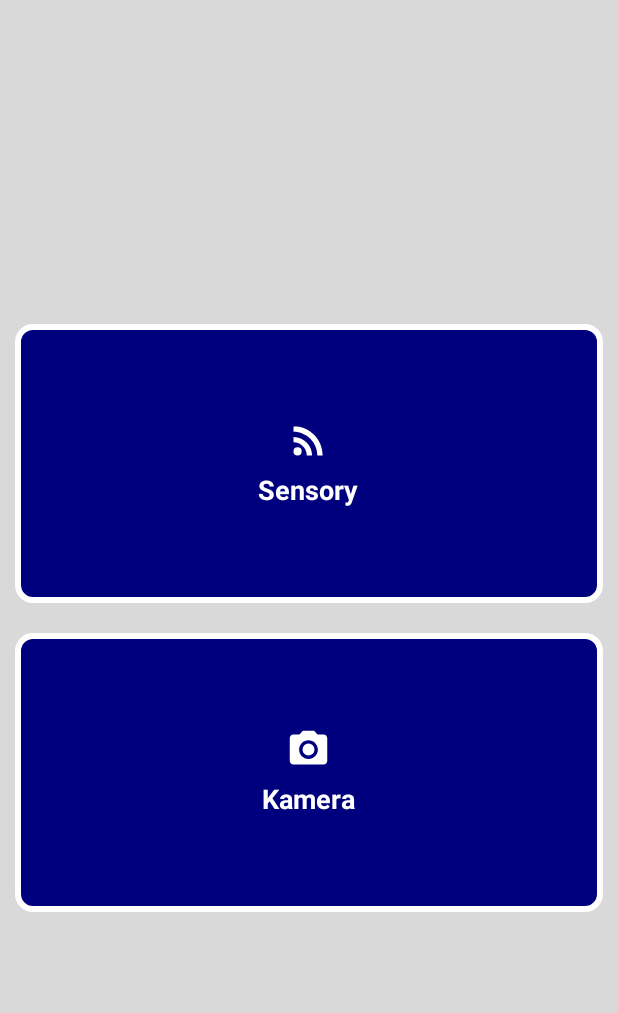
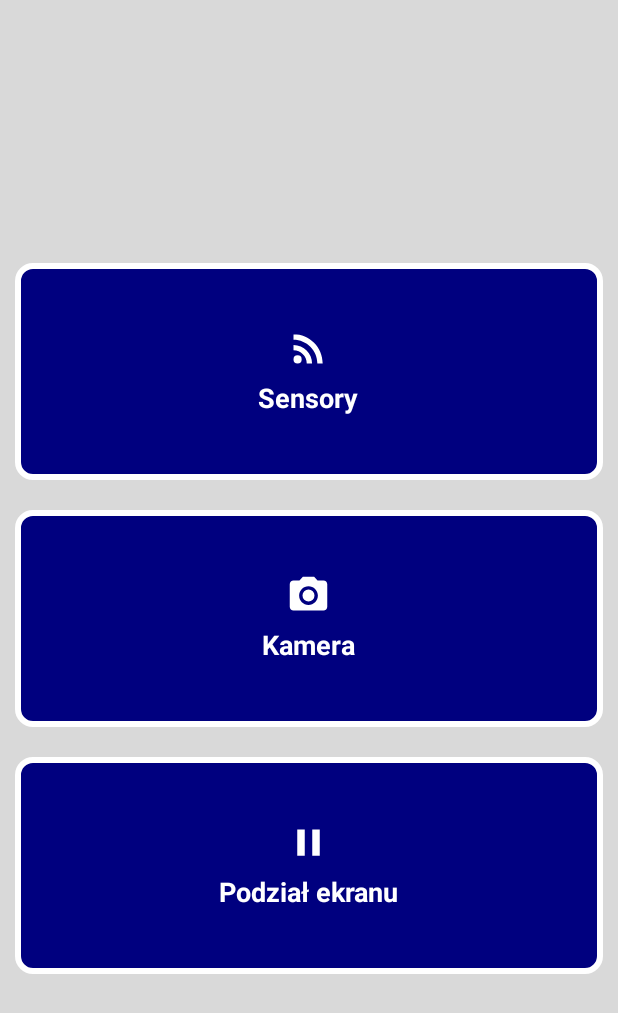
Before and after one commit to darekAsz/ProjektMAM, an Android app: the screen it shows after launch (MainActivity), after a tap on "Kamera", on a phone screen of 412 x 824 dp. Shown: the top 1013 px of the screen. Run offline under Robolectric (Android 15) with nearby library versions, the phone set to English and light mode, and no system bars.

Commit message:
Przycisk do podziału ekranu

```diff
--- a/app/src/main/java/com/example/dasztemb/mamprojekt/MainActivity.java
+++ b/app/src/main/java/com/example/dasztemb/mamprojekt/MainActivity.java
@@ -40,6 +40,8 @@ public class MainActivity extends AppCompatActivity {
                 break;
             case R.id.layoutCamera:
                 break;
+            case R.id.layoutVR:
+                break;
         }
     };
 }
--- /dev/null
+++ b/app/src/main/res/drawable/ic_split_screen.xml
@@ -0,0 +1,5 @@
+<vector android:height="30dp" android:tint="#FFFFFF"
+    android:viewportHeight="24.0" android:viewportWidth="24.0"
+    android:width="30dp" xmlns:android="http://schemas.android.com/apk/res/android">
+    <path android:fillColor="#FF000000" android:pathData="M6,19h4L10,5L6,5v14zM14,5v14h4L18,5h-4z"/>
+</vector>
--- a/app/src/main/res/layout/activity_main.xml
+++ b/app/src/main/res/layout/activity_main.xml
@@ -61,6 +61,28 @@
     </LinearLayout>
 
     <LinearLayout
+        android:id="@+id/layoutVR"
+        style="@style/MainMenuButtonLayout"
+        android:layout_weight="2"
+        android:layout_width="match_parent"
+        android:layout_height="match_parent"
+        android:orientation="vertical">
+
+        <ImageView
+            android:id="@+id/imageViewVR"
+            style="@style/MainMenuButtonImage"
+            android:layout_width="wrap_content"
+            android:layout_height="wrap_content"
+            android:src="@drawable/ic_split_screen" />
+
+        <TextView
+            style="@style/MainMenuButtonText"
+            android:layout_width="wrap_content"
+            android:layout_height="wrap_content"
+            android:text="@string/main_menu_split_screen" />
+    </LinearLayout>
+
+    <LinearLayout
         android:layout_weight="2"
         android:layout_width="match_parent"
         android:layout_height="match_parent"
--- a/app/src/main/res/values/strings.xml
+++ b/app/src/main/res/values/strings.xml
@@ -4,7 +4,7 @@
 
     <string name="main_menu_sensors">Sensory</string>
     <string name="main_menu_camera">Kamera</string>
-    <string name="main_menu_placeholder">Chuj</string>
+    <string name="main_menu_split_screen">Podział ekranu</string>
 
     <string name="sensor_x">X:</string>
     <string name="sensor_y">Y:</string>
```
